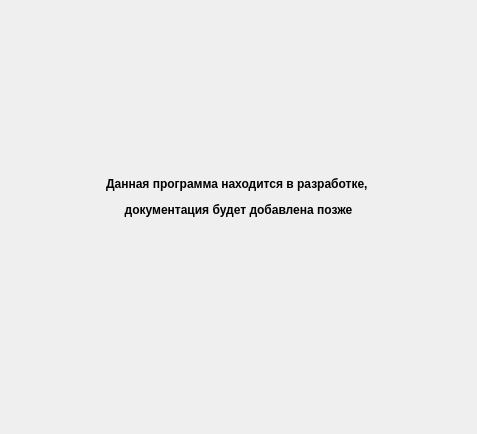
This is documentation.ui in RodionovAS07/Kursovaya as Qt 5 draws it before an edit. The edited form follows.
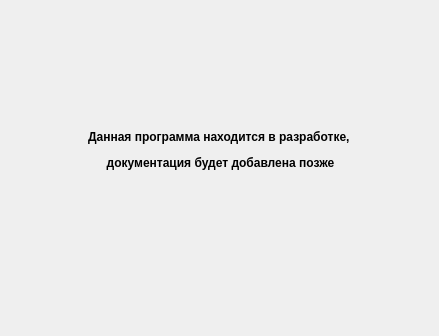
This is the edited form.

What changed in the file:
```diff
--- a/documentation.ui
+++ b/documentation.ui
@@ -6,31 +6,26 @@
    <rect>
     <x>0</x>
     <y>0</y>
-    <width>477</width>
-    <height>434</height>
+    <width>439</width>
+    <height>336</height>
    </rect>
   </property>
   <property name="windowTitle">
    <string>Документация</string>
   </property>
-  <layout class="QVBoxLayout" name="verticalLayout">
-   <item>
     <widget class="QLabel" name="label">
-     <property name="sizePolicy">
-      <sizepolicy hsizetype="Preferred" vsizetype="Preferred">
-       <horstretch>0</horstretch>
-       <verstretch>0</verstretch>
-      </sizepolicy>
+   <property name="geometry">
+    <rect>
+     <x>40</x>
+     <y>40</y>
+     <width>361</width>
+     <height>261</height>
+    </rect>
      </property>
      <property name="text">
       <string>&lt;html&gt;&lt;head/&gt;&lt;body&gt;&lt;p align=&quot;center&quot;&gt;&lt;span style=&quot; font-weight:700;&quot;&gt;Данная программа находится в разработке, &lt;/span&gt;&lt;/p&gt;&lt;p align=&quot;center&quot;&gt;&lt;span style=&quot; font-weight:700;&quot;&gt;документация будет добавлена позже&lt;/span&gt;&lt;/p&gt;&lt;p align=&quot;center&quot;&gt;&lt;br/&gt;&lt;/p&gt;&lt;/body&gt;&lt;/html&gt;</string>
      </property>
-     <property name="textFormat">
-      <enum>Qt::AutoText</enum>
-     </property>
-    </widget>
-   </item>
-  </layout>
+  </widget>
  </widget>
  <resources/>
  <connections/>
```
Lines whose indentation alone changed are shown as unchanged.
